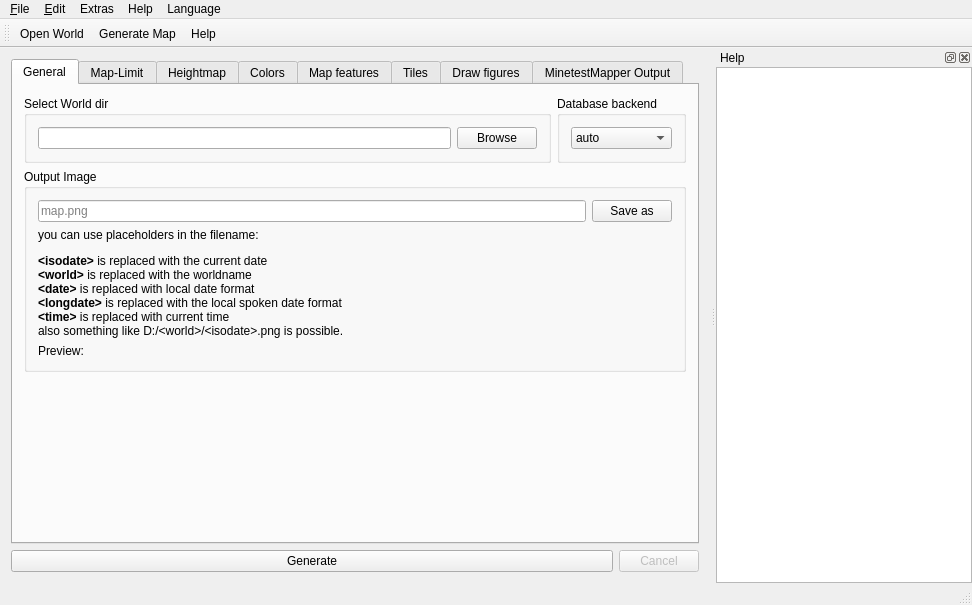
The window that mainwindow.ui (AirSThib/MinetestMapperGUI) describes before a commit, drawn with Qt 5.
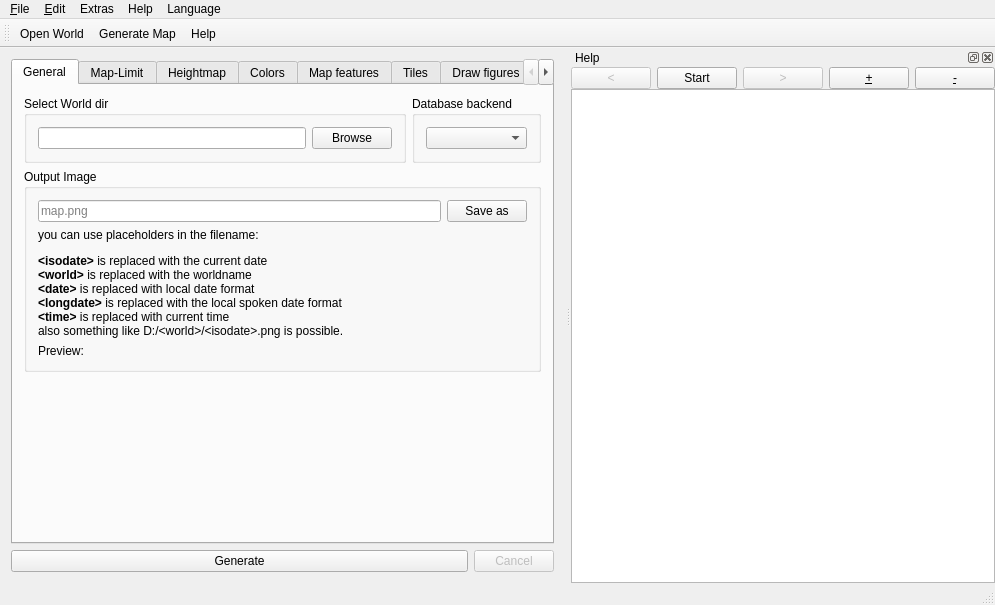
The same window after the commit. Icons and pictures are not drawn. Custom widgets are drawn as their Qt base class.

What changed in the file:
```diff
--- a/mainwindow.ui
+++ b/mainwindow.ui
@@ -95,29 +95,6 @@
              <property name="statusTip">
               <string>Set or override the database backend to use. If you are not shure, select 'auto'</string>
              </property>
-             <property name="currentText">
-              <string notr="true">auto</string>
-             </property>
-             <item>
-              <property name="text">
-               <string notr="true">auto</string>
-              </property>
-             </item>
-             <item>
-              <property name="text">
-               <string notr="true">sqlite3</string>
-              </property>
-             </item>
-             <item>
-              <property name="text">
-               <string notr="true">leveldb</string>
-              </property>
-             </item>
-             <item>
-              <property name="text">
-               <string>redis</string>
-              </property>
-             </item>
             </widget>
            </item>
           </layout>
@@ -2551,6 +2528,51 @@
      <property name="bottomMargin">
       <number>0</number>
      </property>
+     <item>
+      <layout class="QHBoxLayout" name="horizontalLayout_3">
+       <item>
+        <widget class="QPushButton" name="pushButton_4">
+         <property name="enabled">
+          <bool>false</bool>
+         </property>
+         <property name="text">
+          <string notr="true">&lt;</string>
+         </property>
+        </widget>
+       </item>
+       <item>
+        <widget class="QPushButton" name="pushButton_8">
+         <property name="text">
+          <string>Start</string>
+         </property>
+        </widget>
+       </item>
+       <item>
+        <widget class="QPushButton" name="pushButton_5">
+         <property name="enabled">
+          <bool>false</bool>
+         </property>
+         <property name="text">
+          <string notr="true">&gt;</string>
+         </property>
+        </widget>
+       </item>
+       <item>
+        <widget class="QPushButton" name="pushButton_6">
+         <property name="text">
+          <string notr="true">&amp;+</string>
+         </property>
+        </widget>
+       </item>
+       <item>
+        <widget class="QPushButton" name="pushButton_7">
+         <property name="text">
+          <string notr="true">&amp;-</string>
+         </property>
+        </widget>
+       </item>
+      </layout>
+     </item>
      <item>
       <widget class="QTextBrowser" name="helpBrowser">
        <property name="minimumSize">
```
Left out of the diff: 296 changed lines with no effect on the pictures.
